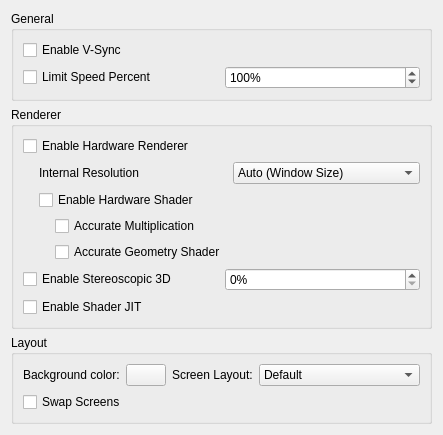
Qt form src/citra_qt/configuration/configure_graphics.ui (taken2009/citra) before a commit.
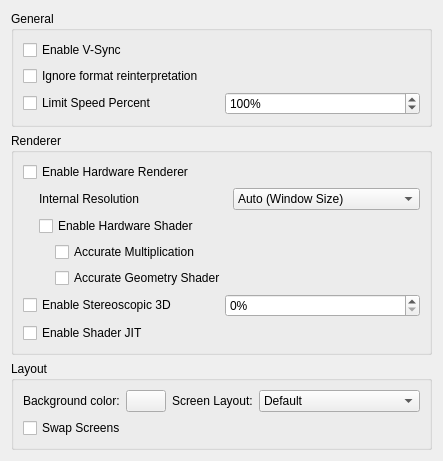
The same form after that commit.

Commit message: Add option to switch "Ignore format reinterpretation"

The edit to the form file:
```diff
--- a/src/citra_qt/configuration/configure_graphics.ui
+++ b/src/citra_qt/configuration/configure_graphics.ui
@@ -27,6 +27,13 @@
         </property>
        </widget>
       </item>
+     <item>
+    <widget class="QCheckBox" name="toggle_bos">
+     <property name="text">
+      <string>Ignore format reinterpretation</string>
+     </property>
+    </widget>
+     </item>
       <item>
        <layout class="QHBoxLayout" name="horizontalLayout_2">
         <item>
```
The commit also changes 4 other files.
